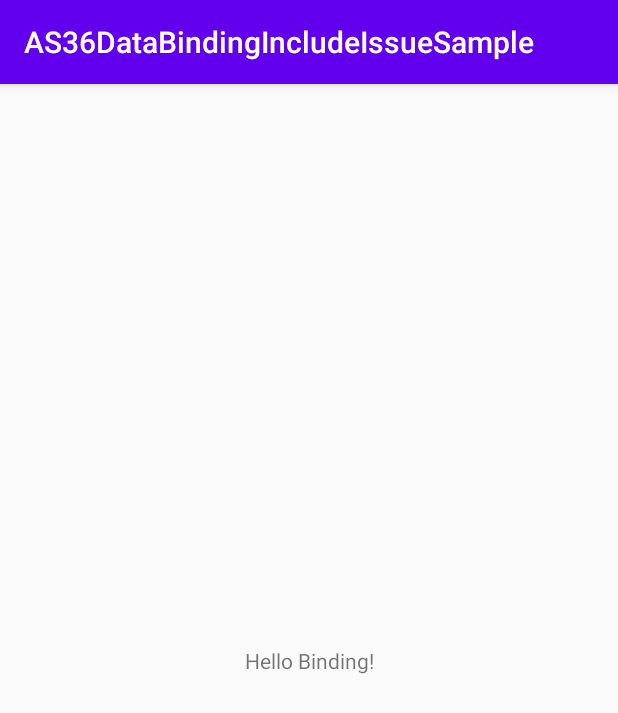
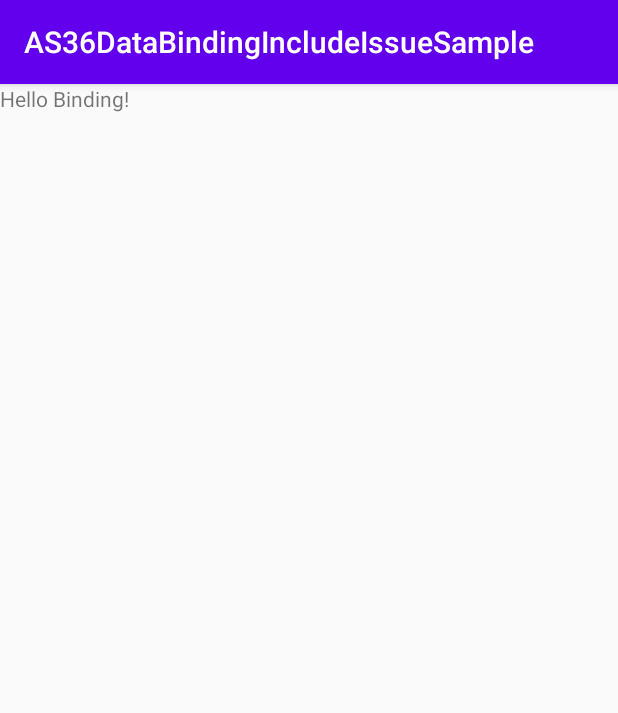
Before and after one commit to takke/AS36DataBindingIncludeIssueSample, an Android app: the screen it shows after launch (MainActivity), on a phone screen of 412 x 824 dp. Shown: the top 713 px of the screen. Run offline under Robolectric (Android 15) with nearby library versions, the phone set to English and light mode, and no system bars; our stand-ins replace data binding.

```diff
--- a/app/src/main/java/jp/takke/as36databindingincludeissuesample/MainActivity.kt
+++ b/app/src/main/java/jp/takke/as36databindingincludeissuesample/MainActivity.kt
@@ -15,6 +15,6 @@ class MainActivity : AppCompatActivity() {
         binding = DataBindingUtil.setContentView(this, R.layout.activity_main)
         binding.lifecycleOwner = this
 
-        binding.sampleText.text = "Hello Binding!"
+        binding.part1.sampleText.text = "Hello Binding!"
     }
 }
--- a/app/src/main/res/layout/activity_main.xml
+++ b/app/src/main/res/layout/activity_main.xml
@@ -7,15 +7,14 @@
         android:layout_height="match_parent"
         tools:context=".MainActivity">
 
-        <TextView
-            android:id="@+id/sampleText"
-            android:layout_width="wrap_content"
-            android:layout_height="wrap_content"
-            android:text="Hello World!"
+        <include
+            android:id="@+id/part1"
+            layout="@layout/layout_part1"
             app:layout_constraintBottom_toBottomOf="parent"
             app:layout_constraintLeft_toLeftOf="parent"
             app:layout_constraintRight_toRightOf="parent"
-            app:layout_constraintTop_toTopOf="parent" />
+            app:layout_constraintTop_toTopOf="parent"
+            />
 
     </androidx.constraintlayout.widget.ConstraintLayout>
 </layout>
--- /dev/null
+++ b/app/src/main/res/layout/layout_part1.xml
@@ -0,0 +1,16 @@
+<?xml version="1.0" encoding="utf-8"?>
+<layout>
+    <LinearLayout xmlns:android="http://schemas.android.com/apk/res/android"
+        android:orientation="vertical"
+        android:layout_width="match_parent"
+        android:layout_height="match_parent">
+
+        <TextView
+            android:id="@+id/sampleText"
+            android:layout_width="wrap_content"
+            android:layout_height="wrap_content"
+            android:text="Hello World!"
+            />
+
+    </LinearLayout>
+</layout>
```
